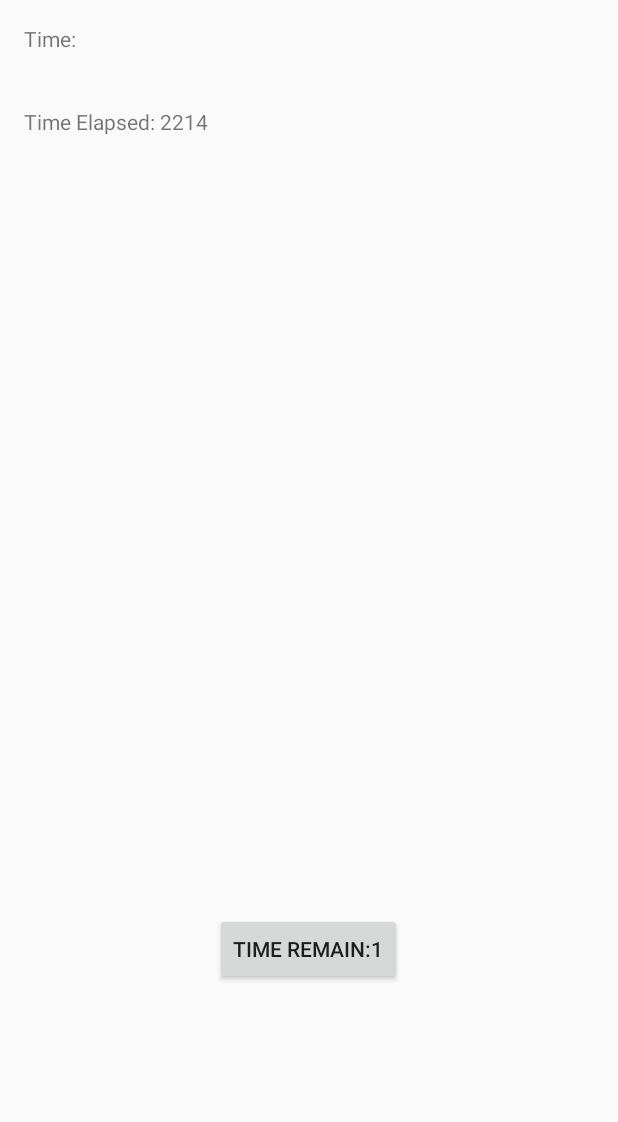
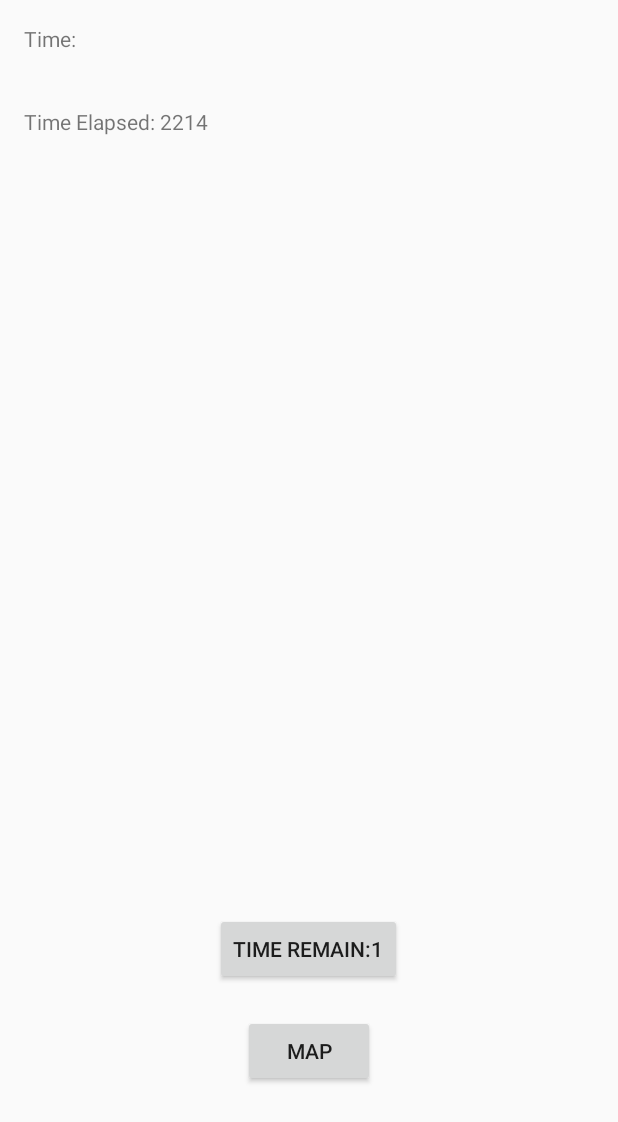
Before and after one commit to SvenGross/ParkAlarm, an Android app: the RunningMainActivity screen opened directly, with no data from a screen before it, after a tap on "START TIMER", on a phone screen of 412 x 824 dp. Shown: the top 1122 px of the screen. Run offline under Robolectric (Android 15) with nearby library versions, the phone set to English and light mode, and no system bars; 1 statement that could not run was skipped.

Commit message:
RunningMainActivity Service doesn't work yet

```diff
--- a/app/build.gradle
+++ b/app/build.gradle
@@ -6,7 +6,7 @@ android {
 
     defaultConfig {
         applicationId "ch.zkb.m335.parkalarm"
-        minSdkVersion 11
+        minSdkVersion 10
         targetSdkVersion 22
         versionCode 1
         versionName "1.0"
--- a/app/src/main/java/ch/zkb/m335/parkalarm/RunningMainActivity.java
+++ b/app/src/main/java/ch/zkb/m335/parkalarm/RunningMainActivity.java
@@ -27,12 +27,16 @@ public class RunningMainActivity extends Activity {
     private TextView text;
     private TextView timeElapsedView;
     private Button stopTimer;
+    private long duration;
 
     //startTime bekomme ich durch das ParkInfo Objekt in Anzahl Minuten
     //man muss dann noch diese Minuten * 60000 rechnen
     private final long startTime = 60000;
-    private long       secondsToGo = 0;
     private final long interval  = 100;
+
+    SerializeHelper sh = new SerializeHelper();
+    private ParkInfo pi = sh.deserializeParkInfo(getApplicationContext());
+
 
     @Override
     public void onBackPressed(){
@@ -43,6 +47,10 @@ public class RunningMainActivity extends Activity {
     protected void onCreate(Bundle savedInstanceState) {
         super.onCreate(savedInstanceState);
         setContentView(R.layout.activity_running_main);
+        if(pi != null){
+            duration = pi.getDuration();
+        }
+//        startTime mit duration austauschen
         countDownTimer = new ParkCountDownTimer(startTime, interval);
         stopTimer = (Button) this.findViewById(R.id.startTimer);
 
@@ -72,8 +80,13 @@ public class RunningMainActivity extends Activity {
         return super.onOptionsItemSelected(item);
     }
 
+    public void goToMap(View v){
+        Intent i = new Intent(this, MapsActivity.class);
+        startActivity(i);
+    }
+
     public void startTimer(View v){
-        startService(v);
+        startService(new Intent(getBaseContext(), MyService.class));
         if (!timerHasStarted)
         {
             Log.d("startTimer-Method", "startTimer-Method");
@@ -125,12 +138,12 @@ public class RunningMainActivity extends Activity {
         }
     }
 
-    public void startService(View v){
-        startService(new Intent(getBaseContext(), MyService.class));
-    }
-
-    public void stopService(View v){
-        stopService(new Intent(getBaseContext(), MyService.class));
-    }
+//    public void startService(View v){
+//        startService(new Intent(getBaseContext(), MyService.class));
+//    }
+//
+//    public void stopService(View v){
+//        stopService(new Intent(getBaseContext(), MyService.class));
+//    }
 
 }
--- a/app/src/main/res/layout/activity_running_main.xml
+++ b/app/src/main/res/layout/activity_running_main.xml
@@ -4,7 +4,8 @@
     android:paddingRight="@dimen/activity_horizontal_margin"
     android:paddingTop="@dimen/activity_vertical_margin"
     android:paddingBottom="@dimen/activity_vertical_margin"
-    tools:context="ch.zkb.m335.parkalarm.RunningMainActivity">
+    tools:context="ch.zkb.m335.parkalarm.RunningMainActivity"
+    android:onClick="goToMap">
 
     <Button
         android:layout_width="wrap_content"
@@ -33,6 +34,15 @@
         android:layout_alignParentStart="true"
         android:layout_marginTop="36dp" />
 
+    <Button
+        android:layout_width="wrap_content"
+        android:layout_height="wrap_content"
+        android:text="Map"
+        android:id="@+id/button3"
+        android:layout_alignTop="@+id/startTimer"
+        android:layout_centerHorizontal="true"
+        android:layout_marginTop="68dp" />
+
     <!--<Button-->
         <!--android:id="@+id/btnStartService"-->
         <!--android:layout_width="fill_parent"-->
```
